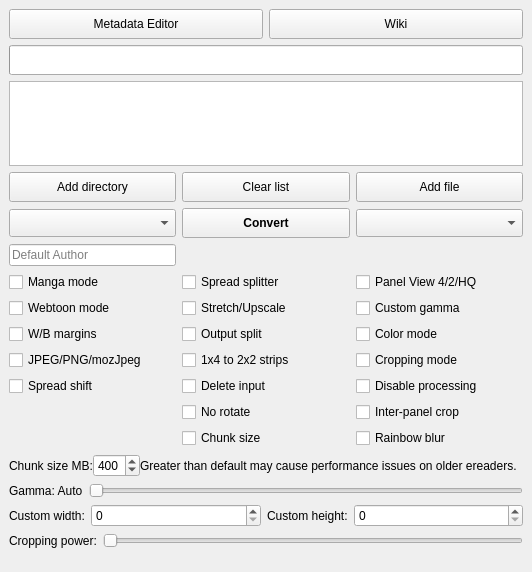
First picture: the form in gui/KCC.ui, repository ciromattia/kcc, before the edit.
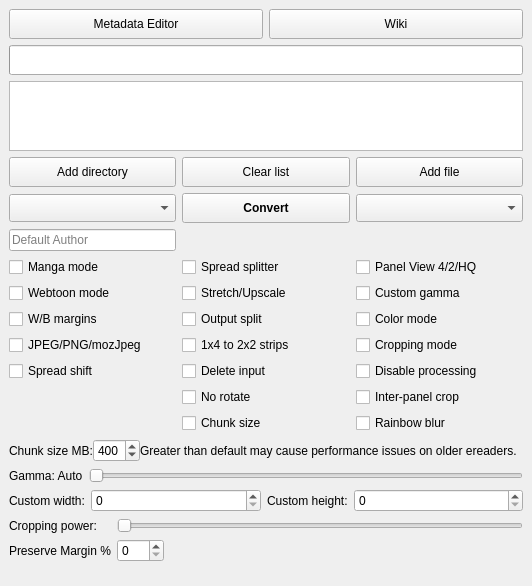
Second picture: the form after the edit. Icons and pictures are not drawn.

Commit message: add preserve margin GUI

```diff
--- a/gui/KCC.ui
+++ b/gui/KCC.ui
@@ -330,7 +330,7 @@
       <property name="visible">
        <bool>false</bool>
       </property>
-      <layout class="QHBoxLayout" name="horizontalLayout_3">
+      <layout class="QGridLayout" name="gridLayout_5">
        <property name="leftMargin">
         <number>0</number>
        </property>
@@ -343,14 +343,24 @@
        <property name="bottomMargin">
         <number>0</number>
        </property>
-       <item>
+       <item row="1" column="0">
+        <widget class="QLabel" name="preserveMarginLabel">
+         <property name="toolTip">
+          <string>&lt;html&gt;&lt;head/&gt;&lt;body&gt;&lt;p&gt;After calculating the cropping boundaries, &amp;quot;back up&amp;quot; a specified percentage amount.&lt;/p&gt;&lt;/body&gt;&lt;/html&gt;</string>
+         </property>
+         <property name="text">
+          <string>Preserve Margin %</string>
+         </property>
+        </widget>
+       </item>
+       <item row="0" column="0">
         <widget class="QLabel" name="croppingPowerLabel">
          <property name="text">
           <string>Cropping power:</string>
          </property>
         </widget>
        </item>
-       <item>
+       <item row="0" column="1">
         <widget class="QSlider" name="croppingPowerSlider">
          <property name="maximum">
           <number>300</number>
@@ -363,6 +373,22 @@
          </property>
         </widget>
        </item>
+       <item row="1" column="1">
+        <widget class="QSpinBox" name="preserveMarginBox">
+         <property name="sizePolicy">
+          <sizepolicy hsizetype="Fixed" vsizetype="Fixed">
+           <horstretch>0</horstretch>
+           <verstretch>0</verstretch>
+          </sizepolicy>
+         </property>
+         <property name="maximum">
+          <number>100</number>
+         </property>
+         <property name="value">
+          <number>0</number>
+         </property>
+        </widget>
+       </item>
       </layout>
      </widget>
     </item>
```
The commit also changes 6 other files.
